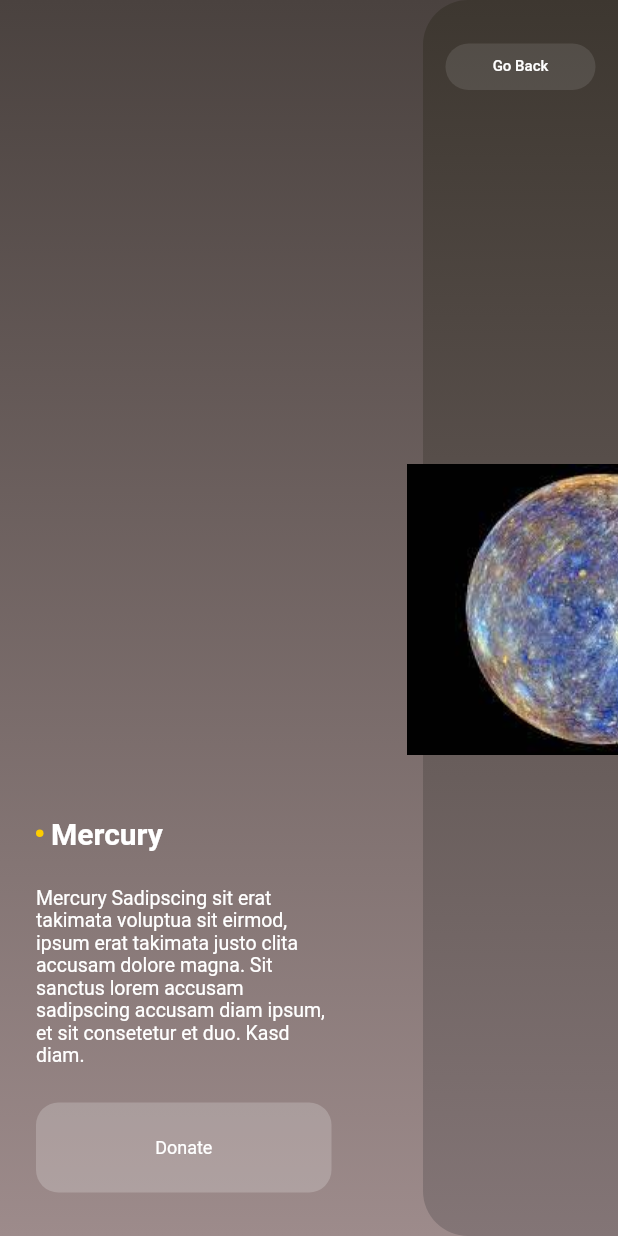
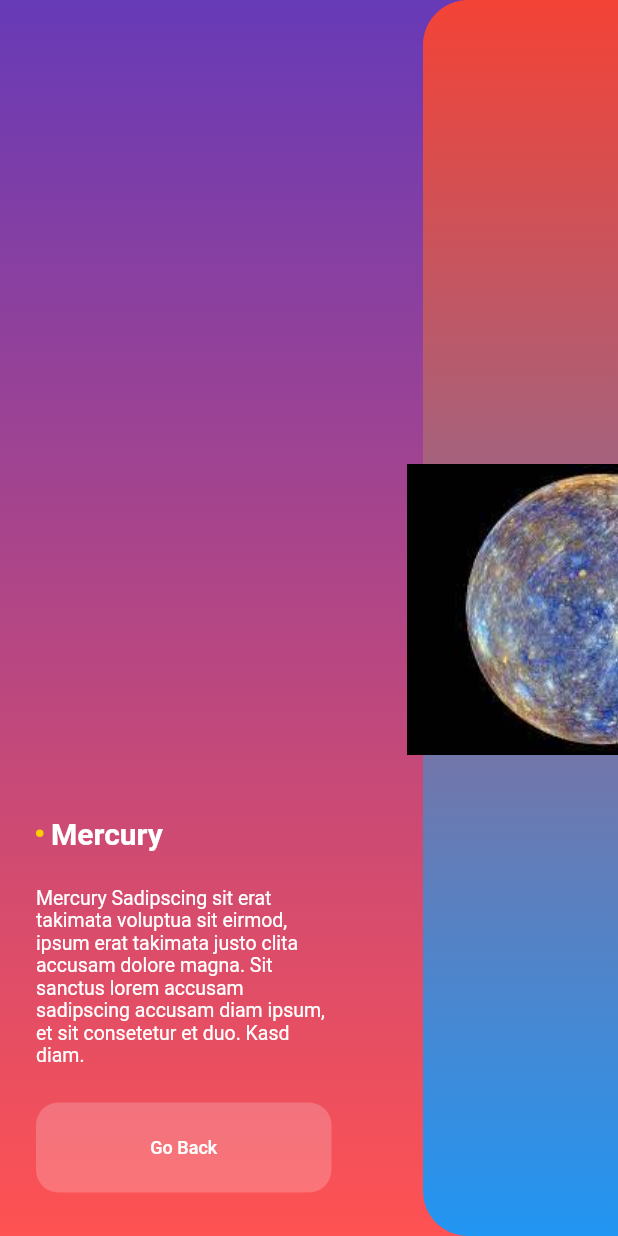
Before and after one commit to Rohit-RA-2020/Universe-App, a Flutter app: the screen it shows after launch, after a tap on "I would have been the hottest", on a phone screen of 412 x 824 dp. Run offline on Flutter 3.47's test engine with Material 2 defaults, Android fonts, the phone set to English and light mode, and no system bars; our stand-ins replace simple_animations.

```diff
--- a/lib/pages/celestialCard.dart
+++ b/lib/pages/celestialCard.dart
@@ -109,12 +109,15 @@ class _CelestialCardState extends State<CelestialCard> {
               ),
               Positioned(
                 left: 150,
+                child: Hero(
+                  tag: widget.name,
                   child: Image.asset(
                     img,
                     alignment: Alignment.center,
                     fit: BoxFit.fitHeight,
                     height: 180,
                     width: 180,
+                  ),
                 ),
               )
             ],
--- a/lib/pages/detailPage.dart
+++ b/lib/pages/detailPage.dart
@@ -14,15 +14,11 @@ class DetailPage extends StatefulWidget {
   final String img;
 
   @override
-  _DetailPageState createState() => _DetailPageState(desc, name, img);
+  _DetailPageState createState() => _DetailPageState();
 }
 
 class _DetailPageState extends State<DetailPage> {
-  final String desc;
-  final String name;
-  final String img;
-
-  _DetailPageState(this.desc, this.name, this.img);
+  _DetailPageState();
   @override
   Widget build(BuildContext context) {
     return Material(
@@ -34,8 +30,8 @@ class _DetailPageState extends State<DetailPage> {
                 begin: Alignment.topCenter,
                 end: Alignment.bottomCenter,
                 colors: [
-                  Color(0xff4A423F),
-                  Color(0xff9D8B8B),
+                  Colors.deepPurple,
+                  Colors.redAccent,
                 ],
               ),
             ),
@@ -54,43 +50,8 @@ class _DetailPageState extends State<DetailPage> {
                     begin: Alignment.topCenter,
                     end: Alignment.bottomCenter,
                     colors: [
-                      Color(0xFF3D3730),
-                      Color(0xFF837576),
-                    ],
-                  ),
-                ),
-                child: SafeArea(
-                  child: Column(
-                    crossAxisAlignment: CrossAxisAlignment.center,
-                    mainAxisAlignment: MainAxisAlignment.spaceBetween,
-                    children: <Widget>[
-                      Container(
-                        margin: EdgeInsets.only(
-                          top: 29,
-                        ),
-                        height: 31,
-                        width: 100,
-                        padding: EdgeInsets.symmetric(
-                          horizontal: 20,
-                        ),
-                        alignment: Alignment.center,
-                        decoration: BoxDecoration(
-                            color: Colors.white.withOpacity(0.1),
-                            borderRadius:
-                                BorderRadius.all(Radius.circular(25))),
-                        child: TextButton(
-                          child: Text(
-                            'Go Back',
-                            style: TextStyle(
-                              color: Colors.white,
-                              fontSize: 10,
-                            ),
-                          ),
-                          onPressed: () {
-                            Navigator.pop(context);
-                          },
-                        ),
-                      ),
+                      Colors.red,
+                      Colors.blue,
                     ],
                   ),
                 ),
@@ -123,7 +84,7 @@ class _DetailPageState extends State<DetailPage> {
                         width: 5,
                       ),
                       Text(
-                        name,
+                        widget.name,
                         style: TextStyle(
                             color: Colors.white,
                             fontSize: 20,
@@ -138,7 +99,7 @@ class _DetailPageState extends State<DetailPage> {
                   child: Container(
                     padding: EdgeInsets.symmetric(vertical: 24),
                     child: Text(
-                      desc,
+                      widget.desc,
                       style: TextStyle(
                         fontSize: 13,
                         color: Colors.white,
@@ -162,15 +123,19 @@ class _DetailPageState extends State<DetailPage> {
                       decoration: BoxDecoration(
                           color: Colors.white.withOpacity(0.2),
                           borderRadius: BorderRadius.all(Radius.circular(15))),
+                      child: TextButton(
+                        onPressed: () {
+                          Navigator.pop(context);
+                        },
                         child: Text(
-                      'Donate',
+                          'Go Back',
                           textAlign: TextAlign.start,
                           style: TextStyle(
                             fontSize: 12,
                             color: Colors.white,
                           ),
                         ),
-                  ),
+                      )),
                 ),
               ],
             ),
@@ -180,9 +145,9 @@ class _DetailPageState extends State<DetailPage> {
             left: 140,
             height: 812,
             child: Hero(
-              tag: 'Earth',
+              tag: widget.name,
               child: Image.asset(
-                img,
+                widget.img,
               ),
             ),
           )
```
Lines whose indentation alone changed are shown as unchanged.
